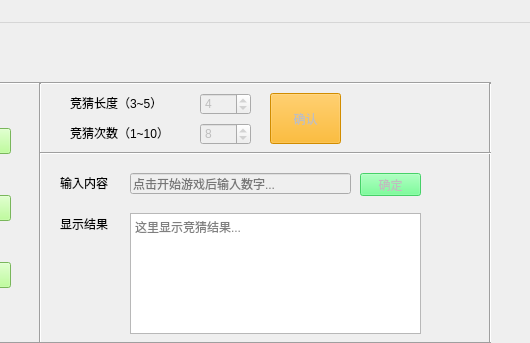
Old version of the form productBox/GuessNumber/guessNumberWindow.ui in the repository dumao99read/GoodGoodStudy; both pictures show x 270 to 800 and y 0 to 343 of the 800 by 600 pixel window.
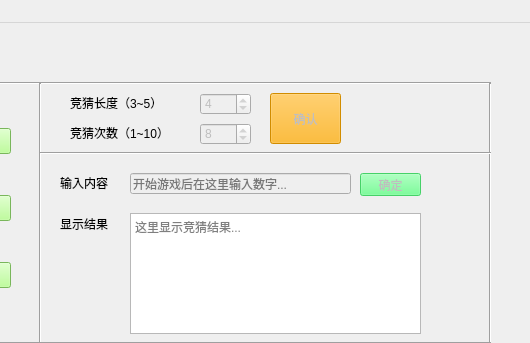
New version of the form.

What changed in the file:
```diff
--- a/productBox/GuessNumber/guessNumberWindow.ui
+++ b/productBox/GuessNumber/guessNumberWindow.ui
@@ -160,7 +160,7 @@
      <string/>
     </property>
     <property name="placeholderText">
-     <string>点击开始游戏后输入数字...</string>
+     <string>开始游戏后在这里输入数字...</string>
     </property>
    </widget>
    <widget class="QPushButton" name="pushButton_confirm">
```
